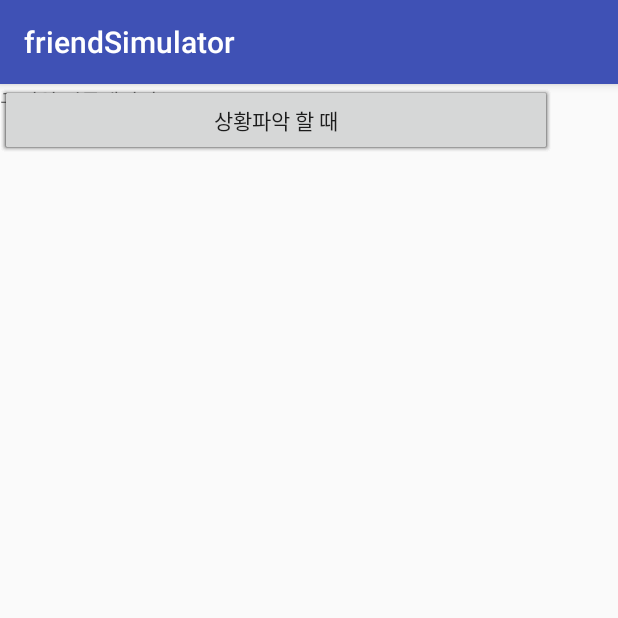
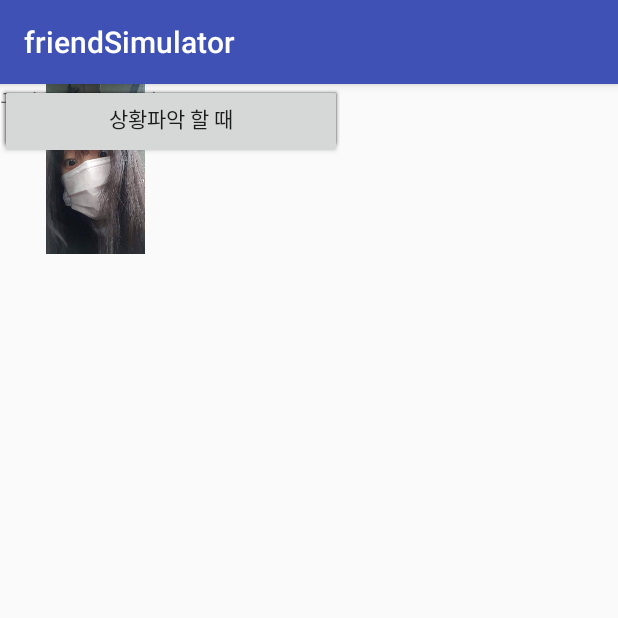
Before and after one commit to lisa1129/friend_simulator, an Android app: the screen it shows after launch (MainActivity), on a phone screen of 412 x 824 dp, the top half of it. Run offline under Robolectric (Android 15) with nearby library versions, the phone set to English and light mode, and no system bars.

Commit message:
#4 버튼과 글자 꾸미기

```diff
--- a/app/src/main/res/layout/activity_main.xml
+++ b/app/src/main/res/layout/activity_main.xml
@@ -8,44 +8,45 @@
 
     <Button
         android:id="@+id/firsthabbit"
-        android:layout_width="368dp"
-        android:layout_height="wrap_content"
+        android:layout_width="228dp"
+        android:layout_height="44dp"
         android:text="못 알아들었을 때"
-        tools:layout_editor_absoluteX="8dp"
-        tools:layout_editor_absoluteY="75dp" />
+        tools:layout_editor_absoluteX="148dp"
+        tools:layout_editor_absoluteY="79dp"
+        android:layout_marginLeft="0dp" />
 
     <Button
         android:id="@+id/secondhabbit"
-        android:layout_width="368dp"
-        android:layout_height="wrap_content"
+        android:layout_width="228dp"
+        android:layout_height="46dp"
         android:contentDescription="rhosc"
         android:text="동의를 구할 때"
-        tools:layout_editor_absoluteX="8dp"
-        tools:layout_editor_absoluteY="134dp" />
+        tools:layout_editor_absoluteX="148dp"
+        tools:layout_editor_absoluteY="136dp" />
 
     <Button
         android:id="@+id/thirdhabbit"
-        android:layout_width="368dp"
-        android:layout_height="wrap_content"
+        android:layout_width="228dp"
+        android:layout_height="46dp"
         android:text="신나서 동의를 구할 때"
-        tools:layout_editor_absoluteX="8dp"
-        tools:layout_editor_absoluteY="195dp" />
+        tools:layout_editor_absoluteX="148dp"
+        tools:layout_editor_absoluteY="197dp" />
 
     <Button
         android:id="@+id/fourthhabbit"
-        android:layout_width="368dp"
-        android:layout_height="wrap_content"
+        android:layout_width="228dp"
+        android:layout_height="50dp"
         android:text="앙탈 부릴 때"
-        tools:layout_editor_absoluteX="8dp"
-        tools:layout_editor_absoluteY="254dp" />
+        tools:layout_editor_absoluteX="148dp"
+        tools:layout_editor_absoluteY="252dp" />
 
     <Button
         android:id="@+id/fifthhabbit"
-        android:layout_width="368dp"
-        android:layout_height="wrap_content"
+        android:layout_width="228dp"
+        android:layout_height="46dp"
         android:text="상황파악 할 때"
-        tools:layout_editor_absoluteX="8dp"
-        tools:layout_editor_absoluteY="319dp" />
+        tools:layout_editor_absoluteX="148dp"
+        tools:layout_editor_absoluteY="321dp" />
 
     <TextView
         android:id="@+id/textView"
@@ -55,5 +56,13 @@
         tools:layout_editor_absoluteX="138dp"
         tools:layout_editor_absoluteY="37dp" />
 
+    <ImageView
+        android:id="@+id/imageView"
+        android:layout_width="127dp"
+        android:layout_height="113dp"
+        app:srcCompat="@drawable/jiwon_01"
+        tools:layout_editor_absoluteX="16dp"
+        tools:layout_editor_absoluteY="79dp" />
+
 
 </android.support.constraint.ConstraintLayout>
```
Also changed, not shown: app/src/main/res/drawable/jiwon_01.jpg (added).
